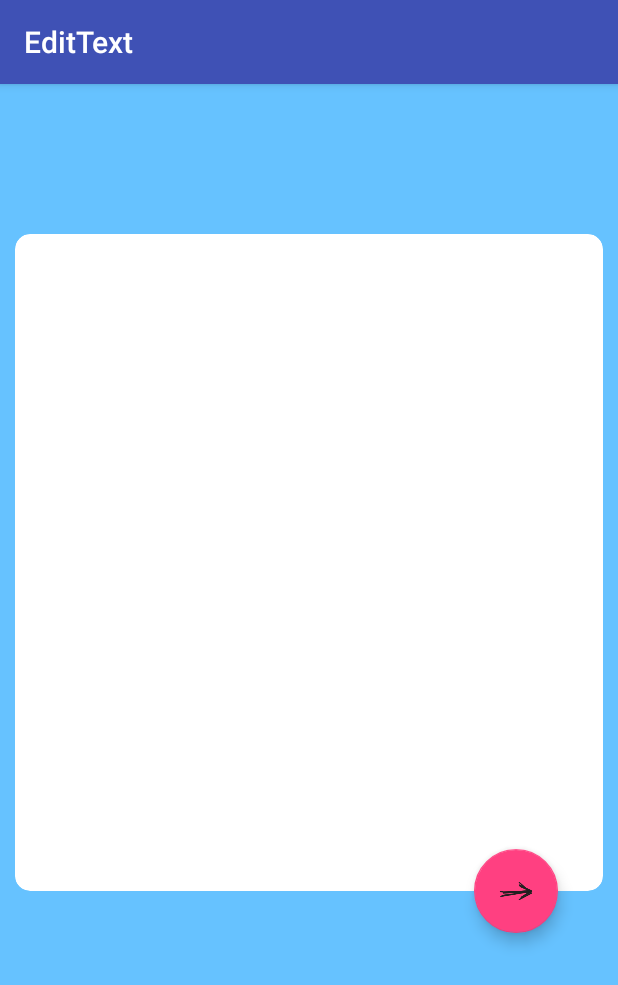
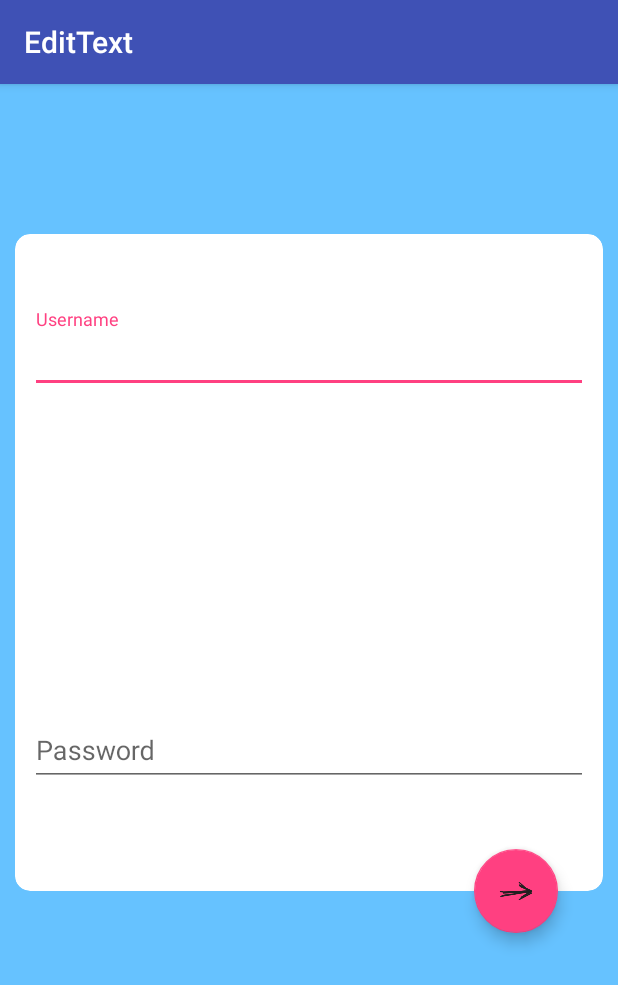
Before and after one commit to ChiragArora1/LoginScreen, an Android app: the screen it shows after launch (MainActivity), on a phone screen of 412 x 824 dp. Shown: the top 985 px of the screen. Run offline under Robolectric (Android 15) with nearby library versions, the phone set to English and light mode, and no system bars.

Commit message:
Username & Password added.

```diff
--- a/app/src/main/res/layout/activity_main.xml
+++ b/app/src/main/res/layout/activity_main.xml
@@ -26,6 +26,56 @@
             android:layout_width="match_parent"
             android:layout_height="match_parent"
             card_view:cardCornerRadius="10dp">
+
+            <RelativeLayout
+                android:layout_width="match_parent"
+                android:layout_height="match_parent"
+                android:orientation="vertical"
+                android:paddingLeft="10dip"
+                android:paddingRight="10dip"
+                >
+
+                <android.support.design.widget.TextInputLayout
+                    android:id="@+id/userName"
+                    android:layout_width="match_parent"
+                    android:layout_height="wrap_content"
+                    android:layout_marginTop="50dp">
+
+                    <EditText
+                        android:id="@+id/input_username"
+                        android:layout_width="match_parent"
+                        android:layout_height="wrap_content"
+                        android:hint="@string/userName"
+                        android:layout_above="@+id/userName"
+                        android:layout_alignParentStart="true" />
+
+                </android.support.design.widget.TextInputLayout>
+
+                <android.support.design.widget.TextInputLayout
+                    android:id="@+id/password"
+                    android:layout_width="match_parent"
+                    android:layout_height="wrap_content"
+                    android:layout_alignParentBottom="true"
+                    android:layout_alignParentStart="true"
+                    android:layout_marginBottom="70dp">
+
+                    <EditText
+                        android:id="@+id/input_password"
+                        android:inputType="textPassword"
+                        android:layout_width="match_parent"
+                        android:layout_height="wrap_content"
+                        android:hint="@string/password"
+                        android:layout_alignParentStart="true" />
+
+                </android.support.design.widget.TextInputLayout>
+
+
+
+
+
+            </RelativeLayout>
+
+
         </android.support.v7.widget.CardView>
     </LinearLayout>
 
--- a/app/src/main/res/values/strings.xml
+++ b/app/src/main/res/values/strings.xml
@@ -1,4 +1,5 @@
 <resources>
     <string name="app_name">EditText</string>
     <string name="userName">Username</string>
+    <string name="password">Password</string>
 </resources>
```
Lines whose indentation alone changed are shown as unchanged.
